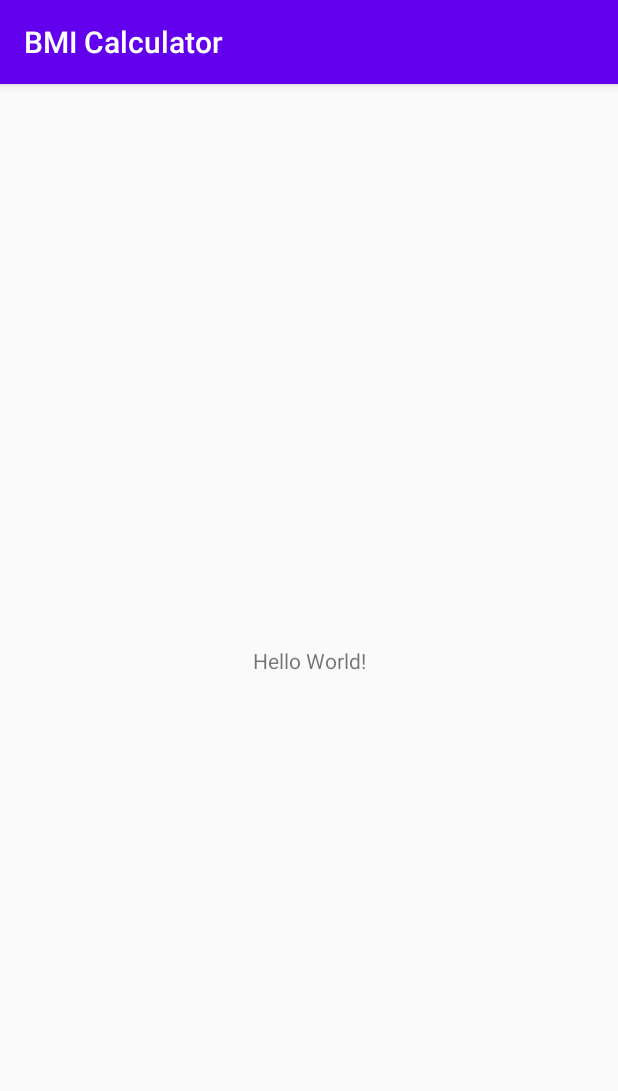
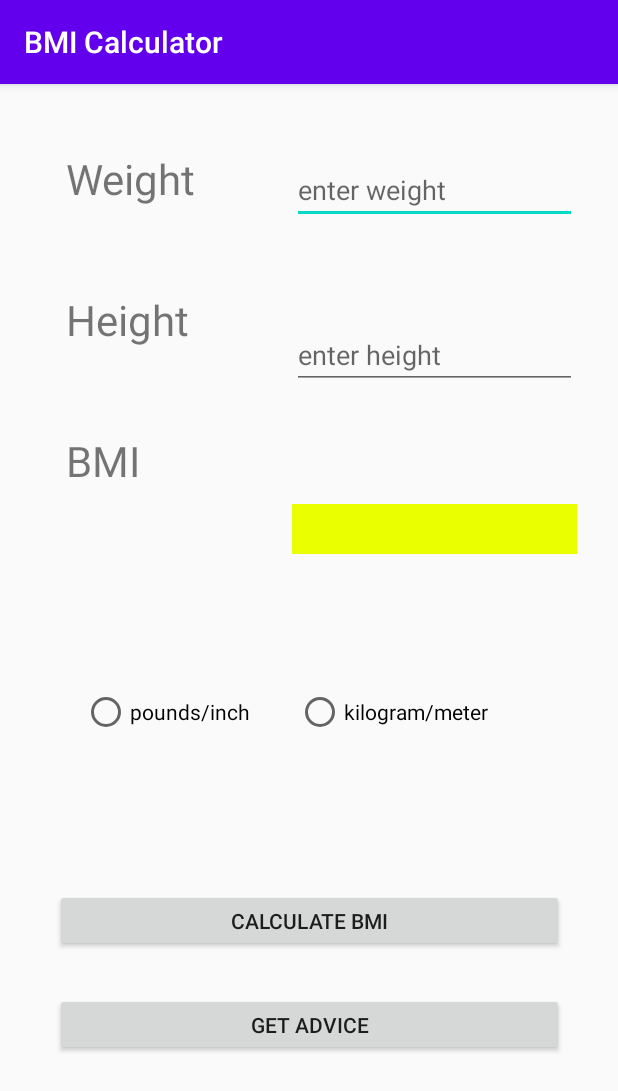
Before and after one commit to nocaed/BMICalculator, an Android app: the screen it shows after launch (MainActivity), on a phone screen of 412 x 824 dp. Shown: the top 1091 px of the screen. Run offline under Robolectric (Android 15) with nearby library versions, the phone set to English and light mode, and no system bars.

Commit message:
created main acitivity gui

```diff
--- a/app/src/main/res/layout/activity_main.xml
+++ b/app/src/main/res/layout/activity_main.xml
@@ -7,12 +7,125 @@
     tools:context=".MainActivity">
 
     <TextView
-        android:layout_width="wrap_content"
-        android:layout_height="wrap_content"
-        android:text="Hello World!"
-        app:layout_constraintBottom_toBottomOf="parent"
-        app:layout_constraintLeft_toLeftOf="parent"
-        app:layout_constraintRight_toRightOf="parent"
+        android:id="@+id/bmiTV2"
+        android:layout_width="90dp"
+        android:layout_height="38dp"
+        android:layout_marginStart="44dp"
+        android:layout_marginLeft="44dp"
+        android:layout_marginTop="56dp"
+        android:autoSizeTextType="uniform"
+        android:text="BMI"
+        app:layout_constraintStart_toStartOf="parent"
+        app:layout_constraintTop_toBottomOf="@+id/heightTV" />
+
+    <TextView
+        android:id="@+id/heightTV"
+        android:layout_width="90dp"
+        android:layout_height="38dp"
+        android:layout_marginStart="44dp"
+        android:layout_marginLeft="44dp"
+        android:layout_marginTop="56dp"
+        android:autoSizeTextType="uniform"
+        android:text="Height"
+        app:layout_constraintStart_toStartOf="parent"
+        app:layout_constraintTop_toBottomOf="@+id/weightTV2" />
+
+    <TextView
+        android:id="@+id/weightTV2"
+        android:layout_width="90dp"
+        android:layout_height="38dp"
+        android:layout_marginStart="44dp"
+        android:layout_marginLeft="44dp"
+        android:layout_marginTop="44dp"
+        android:autoSizeTextType="uniform"
+        android:text="Weight"
+        app:layout_constraintStart_toStartOf="parent"
         app:layout_constraintTop_toTopOf="parent" />
 
+    <EditText
+        android:id="@+id/weightET"
+        android:layout_width="190dp"
+        android:layout_height="42dp"
+        android:hint="enter weight"
+        app:layout_constraintBottom_toBottomOf="parent"
+        app:layout_constraintEnd_toEndOf="parent"
+        app:layout_constraintHorizontal_bias="0.689"
+        app:layout_constraintStart_toEndOf="@+id/weightTV2"
+        app:layout_constraintTop_toTopOf="parent"
+        app:layout_constraintVertical_bias="0.071"></EditText>
+
+    <EditText
+        android:id="@+id/heightET"
+        android:layout_width="190dp"
+        android:layout_height="42dp"
+        android:hint="enter height"
+        app:layout_constraintBottom_toBottomOf="parent"
+        app:layout_constraintEnd_toEndOf="parent"
+        app:layout_constraintHorizontal_bias="0.689"
+        app:layout_constraintStart_toEndOf="@+id/heightTV"
+        app:layout_constraintTop_toBottomOf="@+id/weightET"
+        app:layout_constraintVertical_bias="0.108"></EditText>
+
+    <TextView
+        android:id="@+id/bmiResultTV"
+        android:layout_width="190dp"
+        android:layout_height="33dp"
+        android:background="#EAFF00"
+        android:editable="false"
+        app:layout_constraintBottom_toBottomOf="parent"
+        app:layout_constraintEnd_toEndOf="parent"
+        app:layout_constraintHorizontal_bias="0.689"
+        app:layout_constraintStart_toEndOf="@+id/bmiTV2"
+        app:layout_constraintTop_toBottomOf="@+id/heightET"
+        app:layout_constraintVertical_bias="0.144" />
+
+    <RadioGroup
+        android:id="@+id/unitRG"
+        android:layout_width="302dp"
+        android:layout_height="44dp"
+        android:orientation="horizontal"
+        app:layout_constraintBottom_toBottomOf="parent"
+        app:layout_constraintEnd_toEndOf="parent"
+        app:layout_constraintHorizontal_bias="0.495"
+        app:layout_constraintStart_toStartOf="parent"
+        app:layout_constraintTop_toTopOf="parent"
+        app:layout_constraintVertical_bias="0.556">
+
+        <RadioButton
+            android:id="@+id/customaryRB"
+            android:layout_width="wrap_content"
+            android:layout_height="wrap_content"
+            android:layout_weight="1"
+            android:text="pounds/inch" />
+
+        <RadioButton
+            android:id="@+id/metricRB"
+            android:layout_width="wrap_content"
+            android:layout_height="wrap_content"
+            android:layout_weight="1"
+            android:text="kilogram/meter" />
+    </RadioGroup>
+
+    <Button
+        android:id="@+id/calcBtn"
+        android:layout_width="339dp"
+        android:layout_height="42dp"
+        android:text="CALCULATE BMI"
+        app:layout_constraintBottom_toBottomOf="parent"
+        app:layout_constraintEnd_toEndOf="parent"
+        app:layout_constraintStart_toStartOf="parent"
+        app:layout_constraintTop_toTopOf="parent"
+        app:layout_constraintVertical_bias="0.739" />
+
+    <Button
+        android:id="@+id/adviceBtn"
+        android:layout_width="339dp"
+        android:layout_height="42dp"
+        android:text="GET ADVICE"
+        app:layout_constraintBottom_toBottomOf="parent"
+        app:layout_constraintEnd_toEndOf="parent"
+        app:layout_constraintStart_toStartOf="parent"
+        app:layout_constraintTop_toBottomOf="@+id/calcBtn"
+        app:layout_constraintVertical_bias="0.187" />
+
 </androidx.constraintlayout.widget.ConstraintLayout>
```
